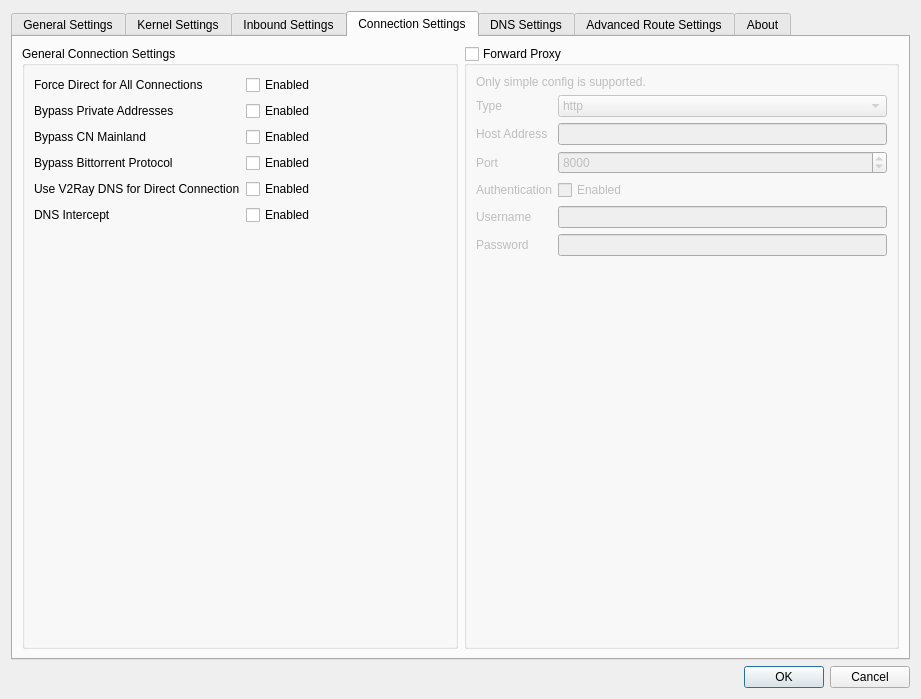
Qv2ray/Qv2ray, file src/ui/widgets/windows/w_PreferencesWindow.ui: the form before one commit.
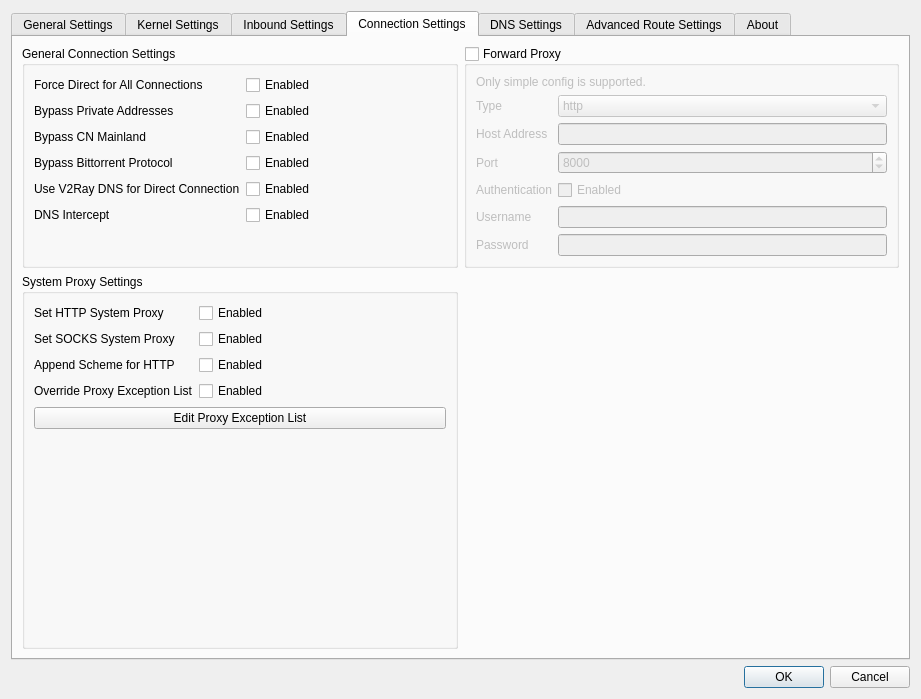
The form after the commit. The open tabs and pages were chosen to show the change. Icons and pictures are not drawn.

Commit message: Add system proxy settings

```diff
--- a/src/ui/widgets/windows/w_PreferencesWindow.ui
+++ b/src/ui/widgets/windows/w_PreferencesWindow.ui
@@ -1808,8 +1808,8 @@
       <attribute name="title">
        <string>Connection Settings</string>
       </attribute>
-      <layout class="QHBoxLayout" name="horizontalLayout_11" stretch="1,1">
-       <item>
+      <layout class="QGridLayout" name="gridLayout_12">
+       <item row="0" column="0">
         <widget class="QGroupBox" name="groupBox">
          <property name="title">
           <string>General Connection Settings</string>
@@ -1917,7 +1917,7 @@
          </layout>
         </widget>
        </item>
-       <item>
+       <item row="0" column="1">
         <widget class="QGroupBox" name="fpGroupBox">
          <property name="title">
           <string>Forward Proxy</string>
@@ -2045,6 +2045,116 @@
          </layout>
         </widget>
        </item>
+       <item row="1" column="0">
+        <widget class="QGroupBox" name="sysProxyGroupBox">
+         <property name="title">
+          <string>System Proxy Settings</string>
+         </property>
+         <layout class="QFormLayout" name="formLayout_17">
+          <item row="0" column="0">
+           <widget class="QLabel" name="label_96">
+            <property name="text">
+             <string>Set HTTP System Proxy</string>
+            </property>
+            <property name="textFormat">
+             <enum>Qt::PlainText</enum>
+            </property>
+           </widget>
+          </item>
+          <item row="0" column="1">
+           <widget class="QCheckBox" name="setSysProxyForHttpCB">
+            <property name="text">
+             <string>Enabled</string>
+            </property>
+           </widget>
+          </item>
+          <item row="1" column="0">
+           <widget class="QLabel" name="label_95">
+            <property name="text">
+             <string>Set SOCKS System Proxy</string>
+            </property>
+            <property name="textFormat">
+             <enum>Qt::PlainText</enum>
+            </property>
+           </widget>
+          </item>
+          <item row="1" column="1">
+           <widget class="QCheckBox" name="setSysProxyForSocksCB">
+            <property name="text">
+             <string>Enabled</string>
+            </property>
+           </widget>
+          </item>
+          <item row="2" column="0">
+           <widget class="QLabel" name="label_97">
+            <property name="text">
+             <string>Append Scheme for HTTP</string>
+            </property>
+            <property name="textFormat">
+             <enum>Qt::PlainText</enum>
+            </property>
+           </widget>
+          </item>
+          <item row="2" column="1">
+           <widget class="QCheckBox" name="appendSchemeCB">
+            <property name="text">
+             <string>Enabled</string>
+            </property>
+           </widget>
+          </item>
+          <item row="3" column="0">
+           <widget class="QLabel" name="label_98">
+            <property name="text">
+             <string>Override Proxy Exception List</string>
+            </property>
+            <property name="textFormat">
+             <enum>Qt::PlainText</enum>
+            </property>
+           </widget>
+          </item>
+          <item row="3" column="1">
+           <widget class="QCheckBox" name="overrideProxyExceptionCB">
+            <property name="text">
+             <string>Enabled</string>
+            </property>
+           </widget>
+          </item>
+          <item row="4" column="0" colspan="2">
+           <widget class="QPushButton" name="editProxyExceptionBtn">
+            <property name="text">
+             <string>Edit Proxy Exception List</string>
+            </property>
+           </widget>
+          </item>
+          <item row="5" column="0" colspan="2">
+           <spacer name="verticalSpacer_3">
+            <property name="orientation">
+             <enum>Qt::Vertical</enum>
+            </property>
+            <property name="sizeHint" stdset="0">
+             <size>
+              <width>20</width>
+              <height>40</height>
+             </size>
+            </property>
+           </spacer>
+          </item>
+          <item row="6" column="1">
+           <spacer name="horizontalSpacer_9">
+            <property name="orientation">
+             <enum>Qt::Horizontal</enum>
+            </property>
+            <property name="sizeHint" stdset="0">
+             <size>
+              <width>40</width>
+              <height>20</height>
+             </size>
+            </property>
+           </spacer>
+          </item>
+         </layout>
+        </widget>
+       </item>
       </layout>
      </widget>
      <widget class="QWidget" name="tab">
```
Left out of the diff: 11 changed lines with no effect on the pictures. The commit also changes 7 other files.
